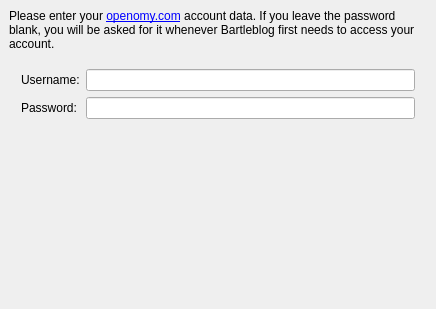
Qt form BartleBlog/ui/openomy_config.ui (ralsina/ra-blog) before a commit.
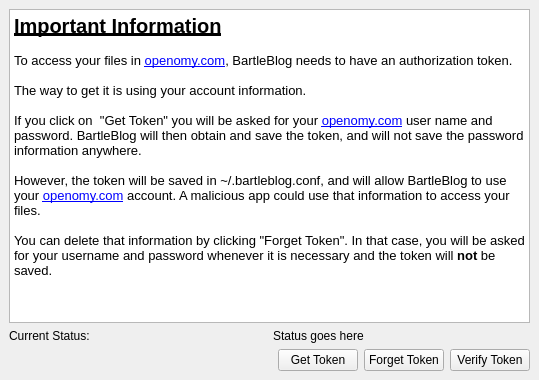
The same form after that commit.

Commit message: The final prototype for the openomy config widget

The edit to the form file:
```diff
--- a/BartleBlog/ui/openomy_config.ui
+++ b/BartleBlog/ui/openomy_config.ui
@@ -5,8 +5,8 @@
    <rect>
     <x>0</x>
     <y>0</y>
-    <width>436</width>
-    <height>309</height>
+    <width>539</width>
+    <height>380</height>
    </rect>
   </property>
   <property name="windowTitle" >
@@ -20,15 +20,29 @@
     <number>6</number>
    </property>
    <item>
-    <widget class="QLabel" name="label" >
-     <property name="text" >
-      <string>Please enter your &lt;a href="http://www.openomy.com">openomy.com&lt;/a> account data. If you leave the password blank, you will be asked for it whenever Bartleblog first needs to access your account.</string>
-     </property>
-     <property name="wordWrap" >
+    <widget class="QTextBrowser" name="textBrowser" >
+     <property name="tabChangesFocus" >
       <bool>true</bool>
      </property>
-     <property name="margin" >
-      <number>12</number>
+     <property name="lineWrapMode" >
+      <enum>QTextEdit::WidgetWidth</enum>
+     </property>
+     <property name="html" >
+      <string>&lt;html>&lt;head>&lt;meta name="qrichtext" content="1" />&lt;style type="text/css">
+p, li { white-space: pre-wrap; }
+&lt;/style>&lt;/head>&lt;body style=" font-family:'Bitstream Vera Sans'; font-size:10pt; font-weight:400; font-style:normal; text-decoration:none;">
+&lt;p style=" margin-top:0px; margin-bottom:0px; margin-left:0px; margin-right:0px; -qt-block-indent:0; text-indent:0px;">&lt;span style=" font-size:15pt; font-weight:600; text-decoration: underline;">Important Information&lt;/span>&lt;/p>
+&lt;p style="-qt-paragraph-type:empty; margin-top:0px; margin-bottom:0px; margin-left:0px; margin-right:0px; -qt-block-indent:0; text-indent:0px;">&lt;/p>
+&lt;p style=" margin-top:0px; margin-bottom:0px; margin-left:0px; margin-right:0px; -qt-block-indent:0; text-indent:0px;">To access your files in &lt;a href="http://www.openomy.com">&lt;span style=" text-decoration: underline; color:#0000ff;">openomy.com&lt;/span>&lt;/a>, BartleBlog needs to have an authorization token.&lt;/p>
+&lt;p style="-qt-paragraph-type:empty; margin-top:0px; margin-bottom:0px; margin-left:0px; margin-right:0px; -qt-block-indent:0; text-indent:0px;">&lt;/p>
+&lt;p style=" margin-top:0px; margin-bottom:0px; margin-left:0px; margin-right:0px; -qt-block-indent:0; text-indent:0px;">The way to get it is using your account information.&lt;/p>
+&lt;p style="-qt-paragraph-type:empty; margin-top:0px; margin-bottom:0px; margin-left:0px; margin-right:0px; -qt-block-indent:0; text-indent:0px;">&lt;/p>
+&lt;p style=" margin-top:0px; margin-bottom:0px; margin-left:0px; margin-right:0px; -qt-block-indent:0; text-indent:0px;">If you click on  "Get Token" you will be asked for your &lt;a href="http://www.openomy.com">&lt;span style=" text-decoration: underline; color:#0000ff;">openomy.com&lt;/span>&lt;/a> user name and password. BartleBlog will then obtain and save the token, and will not save the password information anywhere.&lt;/p>
+&lt;p style="-qt-paragraph-type:empty; margin-top:0px; margin-bottom:0px; margin-left:0px; margin-right:0px; -qt-block-indent:0; text-indent:0px;">&lt;/p>
+&lt;p style=" margin-top:0px; margin-bottom:0px; margin-left:0px; margin-right:0px; -qt-block-indent:0; text-indent:0px;">However, the token will be saved in ~/.bartleblog.conf, and will allow BartleBlog to use your &lt;a href="http://www.openomy.com">&lt;span style=" text-decoration: underline; color:#0000ff;">openomy.com&lt;/span>&lt;/a> account. A malicious app could use that information to access your files.&lt;/p>
+&lt;p style="-qt-paragraph-type:empty; margin-top:0px; margin-bottom:0px; margin-left:0px; margin-right:0px; -qt-block-indent:0; text-indent:0px;">&lt;/p>
+&lt;p style=" margin-top:0px; margin-bottom:0px; margin-left:0px; margin-right:0px; -qt-block-indent:0; text-indent:0px;">You can delete that information by clicking "Forget Token". In that case, you will be asked for your username and password whenever it is necessary and the token will &lt;span style=" font-weight:600;">not&lt;/span> be saved.&lt;/p>
+&lt;p style="-qt-paragraph-type:empty; margin-top:0px; margin-bottom:0px; margin-left:0px; margin-right:0px; -qt-block-indent:0; text-indent:0px;">&lt;/p>&lt;/body>&lt;/html></string>
      </property>
      <property name="openExternalLinks" >
       <bool>true</bool>
@@ -36,47 +50,72 @@
     </widget>
    </item>
    <item>
-    <layout class="QGridLayout" >
+    <layout class="QHBoxLayout" >
      <property name="margin" >
-      <number>12</number>
+      <number>0</number>
      </property>
      <property name="spacing" >
       <number>6</number>
      </property>
-     <item row="0" column="1" >
-      <widget class="QLineEdit" name="lineEdit" />
-     </item>
-     <item row="1" column="1" >
-      <widget class="QLineEdit" name="lineEdit_2" />
-     </item>
-     <item row="1" column="0" >
-      <widget class="QLabel" name="label_3" >
+     <item>
+      <widget class="QLabel" name="label" >
        <property name="text" >
-        <string>Password:</string>
+        <string>Current Status:</string>
        </property>
       </widget>
      </item>
-     <item row="0" column="0" >
-      <widget class="QLabel" name="label_2" >
+     <item>
+      <widget class="QLabel" name="status" >
        <property name="text" >
-        <string>Username:</string>
+        <string>Status goes here</string>
        </property>
       </widget>
      </item>
     </layout>
    </item>
    <item>
-    <spacer>
-     <property name="orientation" >
-      <enum>Qt::Vertical</enum>
+    <layout class="QHBoxLayout" >
+     <property name="margin" >
+      <number>0</number>
      </property>
-     <property name="sizeHint" >
-      <size>
-       <width>20</width>
-       <height>51</height>
-      </size>
+     <property name="spacing" >
+      <number>6</number>
      </property>
-    </spacer>
+     <item>
+      <spacer>
+       <property name="orientation" >
+        <enum>Qt::Horizontal</enum>
+       </property>
+       <property name="sizeHint" >
+        <size>
+         <width>40</width>
+         <height>20</height>
+        </size>
+       </property>
+      </spacer>
+     </item>
+     <item>
+      <widget class="QPushButton" name="get" >
+       <property name="text" >
+        <string>Get Token</string>
+       </property>
+      </widget>
+     </item>
+     <item>
+      <widget class="QPushButton" name="forget" >
+       <property name="text" >
+        <string>Forget Token</string>
+       </property>
+      </widget>
+     </item>
+     <item>
+      <widget class="QPushButton" name="verify" >
+       <property name="text" >
+        <string>Verify Token</string>
+       </property>
+      </widget>
+     </item>
+    </layout>
    </item>
   </layout>
  </widget>
```
